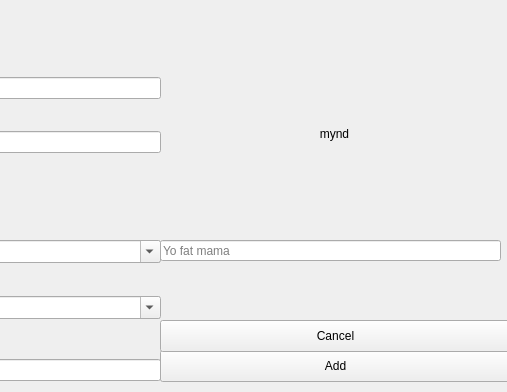
The window that ui/scientistdialog.ui (VLN-H7/Skil3) describes before a commit, drawn with Qt 5; both pictures show x 240 to 747 and y 0 to 392 of the 747 by 392 pixel window.
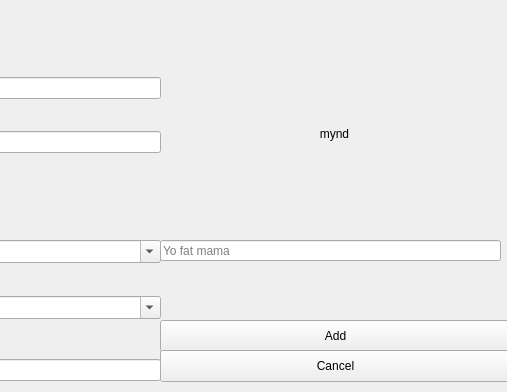
The same window after the commit.

Commit message: Fixed stuff James broke

```diff
--- a/ui/scientistdialog.ui
+++ b/ui/scientistdialog.ui
@@ -23,7 +23,7 @@
    <property name="geometry">
     <rect>
      <x>400</x>
-     <y>350</y>
+     <y>320</y>
      <width>351</width>
      <height>32</height>
     </rect>
@@ -39,7 +39,7 @@
    <property name="geometry">
     <rect>
      <x>400</x>
-     <y>320</y>
+     <y>350</y>
      <width>351</width>
      <height>32</height>
     </rect>
@@ -90,7 +90,7 @@
     <string>Yo fat mama</string>
    </property>
   </widget>
-  <widget class="QWidget" name="">
+  <widget class="QWidget" name="layoutWidget">
    <property name="geometry">
     <rect>
      <x>10</x>
```
Left out of the diff: 3 changed lines with no effect on the pictures.
